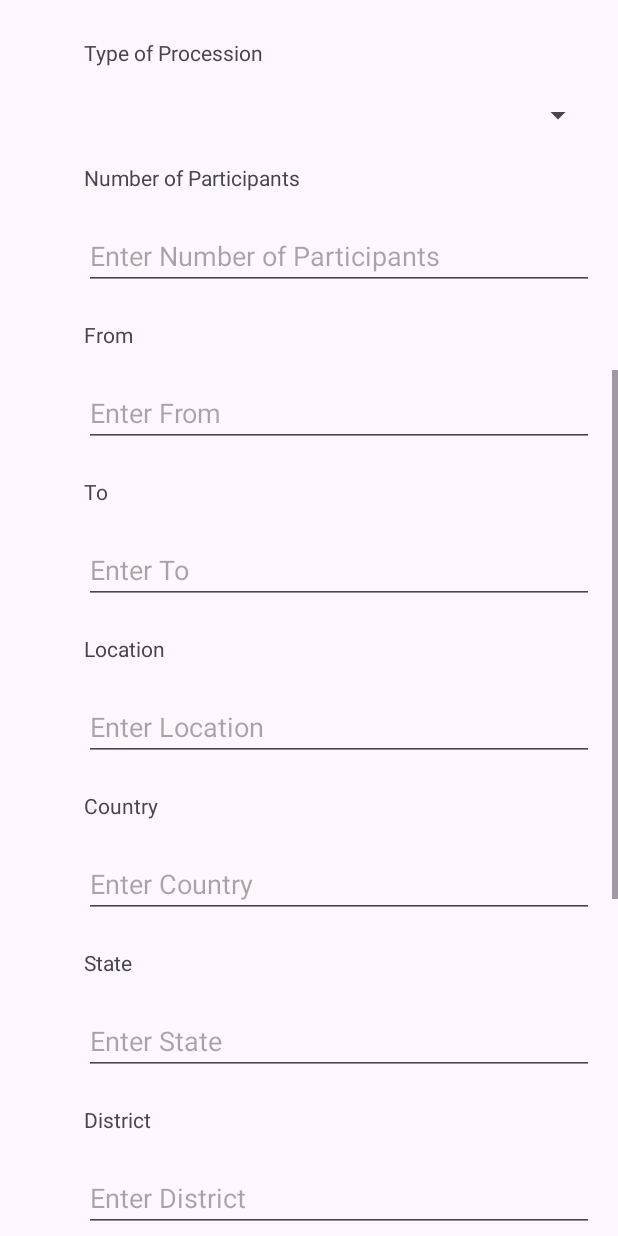
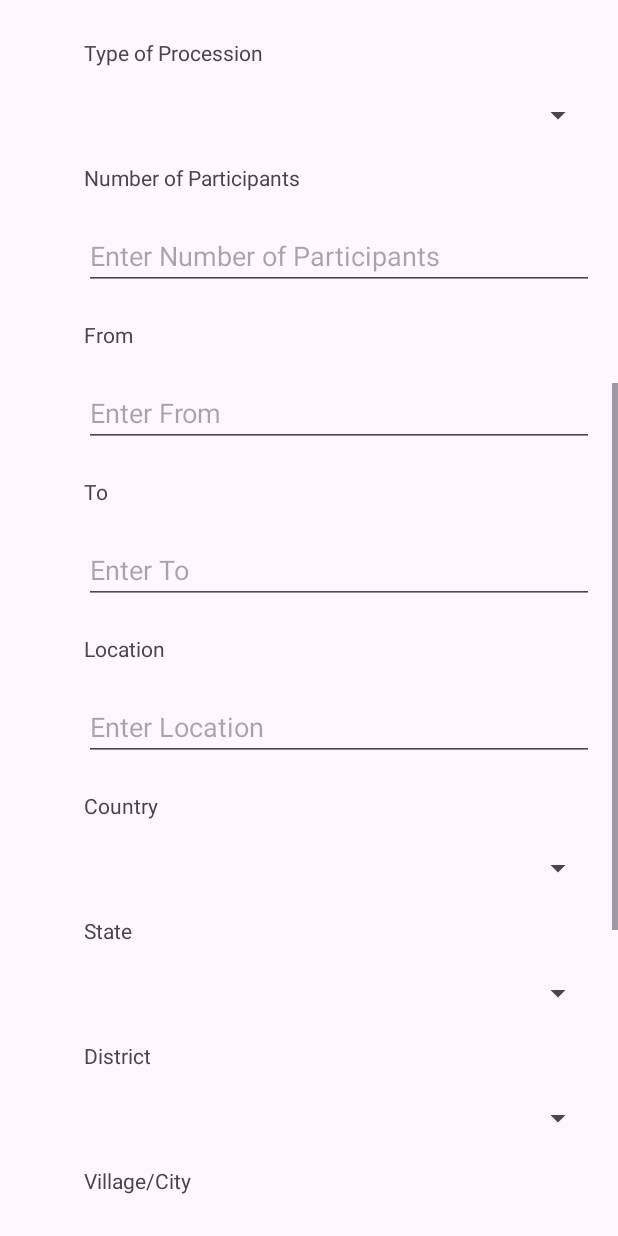
Before and after one commit to Ltrsoft2019/UserPoliceApp, an Android app: the fragment PeaceFullAssembly shown on its own in the app's theme, scrolled down 576 dp, on a phone screen of 412 x 824 dp. Run offline under Robolectric (Android 15) with nearby library versions, the light colour scheme and no system bars.

Commit message:
Commit by Ganesh

```diff
--- a/app/src/main/java/com/ltrsoft/userpoliceapp/fragment/PeaceFullAssembly.java
+++ b/app/src/main/java/com/ltrsoft/userpoliceapp/fragment/PeaceFullAssembly.java
@@ -16,14 +16,15 @@ import androidx.annotation.Nullable;
 import androidx.fragment.app.Fragment;
 
 import com.ltrsoft.userpoliceapp.R;
+import com.ltrsoft.userpoliceapp.utils.Validations;
 
 public class PeaceFullAssembly extends Fragment {
 
     private EditText editTextNameOfOrganization, editTextDesignation, editTextProcessionReason,
             editTextDate, editTextNumberOfParticipants, editTextFrom, editTextTo,
-            editTextLocation, editTextCountry, editTextState, editTextDistrict, editTextVillageCity,
+            editTextLocation,       editTextVillageCity,
             editTextTimeFrom, editTextTimeTo;
-    private Spinner spinnerTypeOfProcession;
+    private Spinner spinnerTypeOfProcession,editTextCountry,editTextState,editTextDistrict;
     private RadioGroup radioGroupIsRegistered, radioGroupPoliceStation;
     private RadioButton radioButtonYes, radioButtonNo, radioButtonSingle, radioButtonMultiple;
     private Button buttonSaveAndSubmit;
@@ -82,9 +83,9 @@ public class PeaceFullAssembly extends Fragment {
         String from = editTextFrom.getText().toString();
         String to = editTextTo.getText().toString();
         String location = editTextLocation.getText().toString();
-        String country = editTextCountry.getText().toString();
-        String state = editTextState.getText().toString();
-        String district = editTextDistrict.getText().toString();
+        //String country = editTextCountry.getText().toString();
+        //String state = editTextState.getText().toString();
+        //String district = editTextDistrict.getText().toString();
         String villageCity = editTextVillageCity.getText().toString();
         String timeFrom = editTextTimeFrom.getText().toString();
         String timeTo = editTextTimeTo.getText().toString();
@@ -101,4 +102,20 @@ public class PeaceFullAssembly extends Fragment {
         String message = "Data saved and submitted successfully!";
         Toast.makeText(getContext(), message, Toast.LENGTH_SHORT).show();
     }
+    private boolean validData() {
+        boolean valid =true;
+
+        valid &= Validations.validateEditText(editTextTimeTo,"Enter The  Time To ");
+        valid &= Validations.validateEditText( editTextTimeFrom ,"Enter the Time From ");
+        valid &= Validations.validateEditText(editTextVillageCity,"Enter The   Village City");
+        valid &= Validations.validateEditText(editTextNumberOfParticipants,"Enter The Number Of Participants");
+        valid &= Validations.isValidEmail(editTextDate," Enter The Fathers Name");
+//        valid &= Validations.validateEditText(editTextState," Enter The Character License");
+//        valid &= Validations.validateEditText(editTextNocPetroleumId," Enter The  NocPetroleumId");
+
+//        valid &= Validations.validateSpinner(spinnerComplaintId,"complaint type");
+//        valid &= Validations.validateSpinner(spinnerTextEvidenceTypeId,"evidenece type");
+
+        return valid;
+    }
 }
--- a/app/src/main/res/layout/peaceful_assembly.xml
+++ b/app/src/main/res/layout/peaceful_assembly.xml
@@ -204,7 +204,7 @@
             android:layout_marginLeft="20dp"
             android:text="Country"/>
 
-        <EditText
+        <Spinner
             android:id="@+id/editTextCountry"
             android:layout_width="match_parent"
             android:layout_height="wrap_content"
@@ -221,7 +221,7 @@
             android:layout_marginLeft="20dp"
             android:text="State"/>
 
-        <EditText
+        <Spinner
             android:id="@+id/editTextState"
             android:layout_width="match_parent"
             android:layout_height="wrap_content"
@@ -238,7 +238,7 @@
             android:layout_marginLeft="20dp"
             android:text="District"/>
 
-        <EditText
+        <Spinner
             android:id="@+id/editTextDistrict"
             android:layout_width="match_parent"
             android:layout_height="wrap_content"
```
